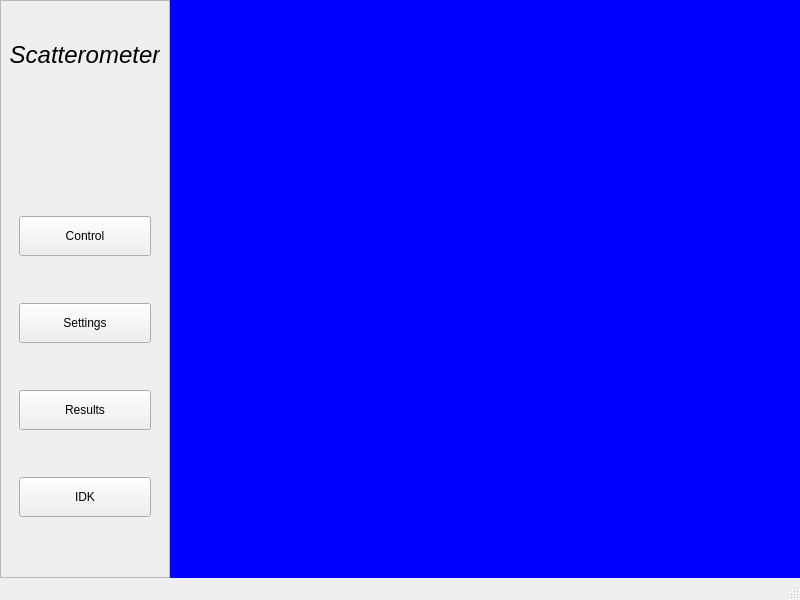
Before: the Qt Designer form frontend/ui/dashboard.ui in Origamiat/Scatterometer, drawn with Qt 5.
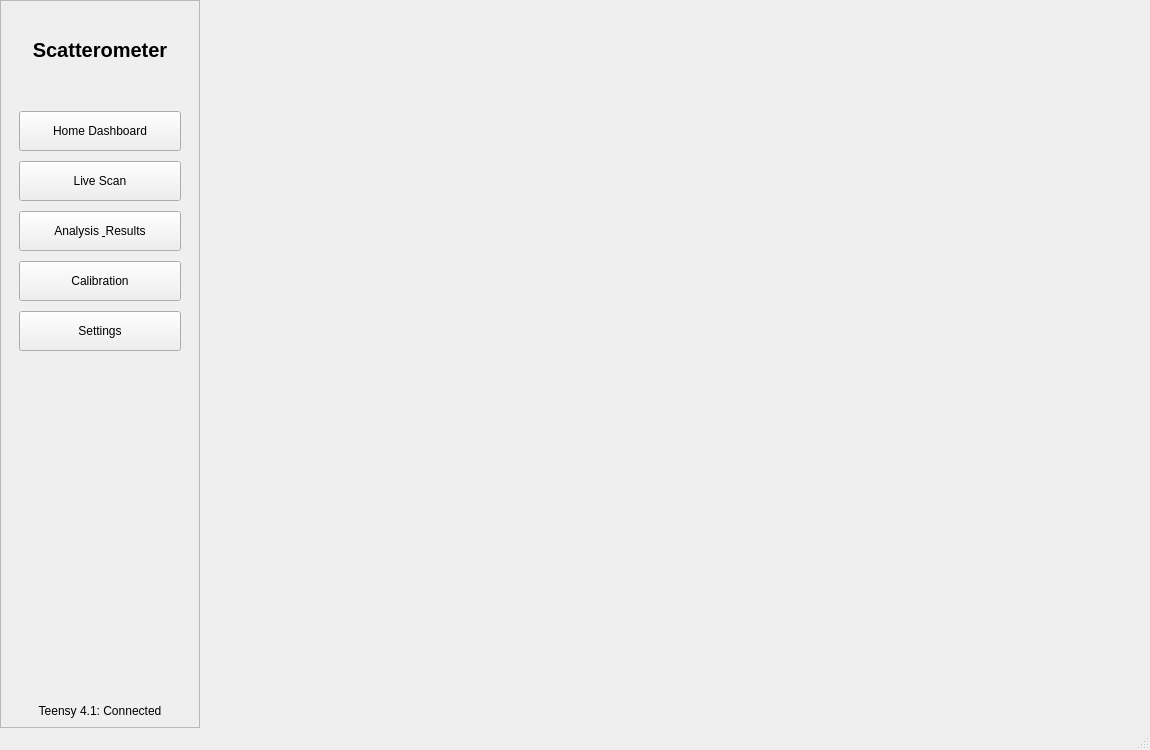
After: the same form once the commit is applied.

```diff
--- a/frontend/ui/dashboard.ui
+++ b/frontend/ui/dashboard.ui
@@ -6,14 +6,14 @@
    <rect>
     <x>0</x>
     <y>0</y>
-    <width>800</width>
-    <height>600</height>
+    <width>1150</width>
+    <height>750</height>
    </rect>
   </property>
   <property name="minimumSize">
    <size>
-    <width>500</width>
-    <height>500</height>
+    <width>850</width>
+    <height>600</height>
    </size>
   </property>
   <property name="windowTitle">
@@ -40,13 +40,13 @@
      <widget class="QFrame" name="Navbar">
       <property name="minimumSize">
        <size>
-        <width>150</width>
+        <width>200</width>
         <height>500</height>
        </size>
       </property>
       <property name="maximumSize">
        <size>
-        <width>250</width>
+        <width>220</width>
         <height>16777215</height>
        </size>
       </property>
@@ -57,92 +57,75 @@
        <enum>QFrame::Shadow::Raised</enum>
       </property>
       <layout class="QVBoxLayout" name="verticalLayout_2">
+       <property name="spacing">
+        <number>12</number>
+       </property>
        <item>
         <widget class="QWidget" name="Logo" native="true">
          <property name="minimumSize">
           <size>
-           <width>150</width>
+           <width>180</width>
+           <height>80</height>
+          </size>
+         </property>
+         <property name="maximumSize">
+          <size>
+           <width>220</width>
            <height>100</height>
           </size>
          </property>
-         <property name="maximumSize">
-          <size>
-           <width>250</width>
-           <height>150</height>
-          </size>
-         </property>
-         <property name="styleSheet">
-          <string notr="true"/>
-         </property>
-         <widget class="QPushButton" name="pushButton_5">
-          <property name="geometry">
-           <rect>
-            <x>0</x>
-            <y>20</y>
-            <width>150</width>
-            <height>50</height>
-           </rect>
-          </property>
-          <property name="minimumSize">
-           <size>
-            <width>150</width>
-            <height>50</height>
-           </size>
-          </property>
-          <property name="maximumSize">
-           <size>
-            <width>250</width>
-            <height>50</height>
-           </size>
-          </property>
-          <property name="styleSheet">
-           <string notr="true">background: transparent; 
-border: none; 
-font-family: &quot;Times New Roman&quot;, serif; 
-font-size: 24px; 
-font-style: italic;
-</string>
-          </property>
-          <property name="text">
-           <string>Scatterometer</string>
-          </property>
-         </widget>
+         <layout class="QVBoxLayout" name="verticalLayout_3">
+          <item>
+           <widget class="QPushButton" name="btn_nav_home">
+            <property name="minimumSize">
+             <size>
+              <width>160</width>
+              <height>50</height>
+             </size>
+            </property>
+            <property name="cursor">
+             <cursorShape>PointingHandCursor</cursorShape>
+            </property>
+            <property name="styleSheet">
+             <string notr="true">background: transparent; border: none; font-size: 20px; font-weight: bold;</string>
+            </property>
+            <property name="text">
+             <string>Scatterometer</string>
+            </property>
+           </widget>
+          </item>
+         </layout>
         </widget>
        </item>
        <item>
-        <widget class="QWidget" name="widget" native="true">
-         <property name="minimumSize">
-          <size>
-           <width>150</width>
-           <height>150</height>
-          </size>
-         </property>
-         <property name="maximumSize">
-          <size>
-           <width>200</width>
-           <height>16777215</height>
-          </size>
-         </property>
-         <property name="styleSheet">
-          <string notr="true"/>
-         </property>
+        <widget class="QWidget" name="NavButtonsContainer" native="true">
          <layout class="QVBoxLayout" name="verticalLayout">
+          <property name="spacing">
+           <number>10</number>
+          </property>
           <item>
            <widget class="QPushButton" name="pushButton">
             <property name="minimumSize">
              <size>
-              <width>125</width>
-              <height>30</height>
+              <width>160</width>
+              <height>40</height>
              </size>
             </property>
-            <property name="maximumSize">
+            <property name="text">
+             <string>Home Dashboard</string>
+            </property>
+           </widget>
+          </item>
+          <item>
+           <widget class="QPushButton" name="btn_nav_control">
+            <property name="minimumSize">
              <size>
-              <width>225</width>
+              <width>160</width>
               <height>40</height>
              </size>
             </property>
             <property name="text">
-             <string>Control</string>
+             <string>Live Scan</string>
             </property>
            </widget>
           </item>
@@ -150,13 +133,33 @@
            <widget class="QPushButton" name="pushButton_2">
             <property name="minimumSize">
              <size>
-              <width>125</width>
-              <height>30</height>
+              <width>160</width>
+              <height>40</height>
              </size>
             </property>
-            <property name="maximumSize">
+            <property name="text">
+             <string>Analysis &amp; Results</string>
+            </property>
+           </widget>
+          </item>
+          <item>
+           <widget class="QPushButton" name="btn_nav_calibration">
+            <property name="minimumSize">
              <size>
-              <width>225</width>
+              <width>160</width>
+              <height>40</height>
+             </size>
+            </property>
+            <property name="text">
+             <string>Calibration</string>
+            </property>
+           </widget>
+          </item>
+          <item>
+           <widget class="QPushButton" name="btn_nav_settings">
+            <property name="minimumSize">
+             <size>
+              <width>160</width>
               <height>40</height>
              </size>
             </property>
@@ -165,47 +168,32 @@
             </property>
            </widget>
           </item>
-          <item>
-           <widget class="QPushButton" name="pushButton_3">
-            <property name="minimumSize">
-             <size>
-              <width>125</width>
-              <height>30</height>
-             </size>
-            </property>
-            <property name="maximumSize">
-             <size>
-              <width>225</width>
-              <height>40</height>
-             </size>
-            </property>
-            <property name="text">
-             <string>Results</string>
-            </property>
-           </widget>
-          </item>
-          <item>
-           <widget class="QPushButton" name="pushButton_4">
-            <property name="minimumSize">
-             <size>
-              <width>125</width>
-              <height>30</height>
-             </size>
-            </property>
-            <property name="maximumSize">
-             <size>
-              <width>225</width>
-              <height>40</height>
-             </size>
-            </property>
-            <property name="text">
-             <string>IDK</string>
-            </property>
-           </widget>
-          </item>
          </layout>
         </widget>
        </item>
+       <item>
+        <spacer name="verticalSpacer">
+         <property name="orientation">
+          <enum>Qt::Vertical</enum>
+         </property>
+         <property name="sizeHint" stdset="0">
+          <size>
+           <width>20</width>
+           <height>40</height>
+          </size>
+         </property>
+        </spacer>
+       </item>
+       <item>
+        <widget class="QLabel" name="lbl_sidebar_status">
+         <property name="text">
+          <string>Teensy 4.1: Connected</string>
+         </property>
+         <property name="alignment">
+          <set>Qt::AlignCenter</set>
+         </property>
+        </widget>
+       </item>
       </layout>
      </widget>
     </item>
@@ -213,22 +201,10 @@
      <widget class="QStackedWidget" name="main_stack">
       <property name="minimumSize">
        <size>
-        <width>300</width>
-        <height>150</height>
+        <width>600</width>
+        <height>500</height>
        </size>
       </property>
-      <property name="styleSheet">
-       <string notr="true">background-color: lightgray;</string>
-      </property>
-      <property name="currentIndex">
-       <number>0</number>
-      </property>
-      <widget class="QWidget" name="page">
-       <property name="styleSheet">
-        <string notr="true">background-color: blue;</string>
-       </property>
-      </widget>
-      <widget class="QWidget" name="page_2"/>
      </widget>
     </item>
    </layout>
```
Left out of the diff: 16 changed lines with no effect on the pictures.
